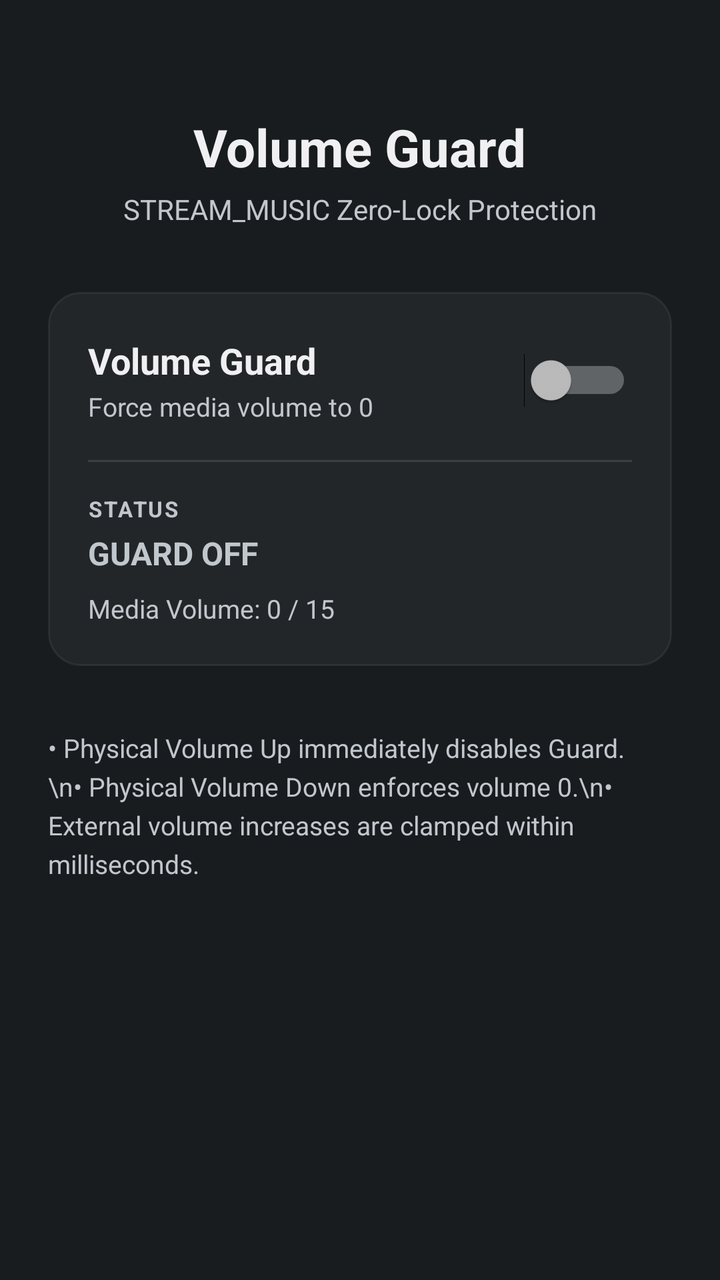
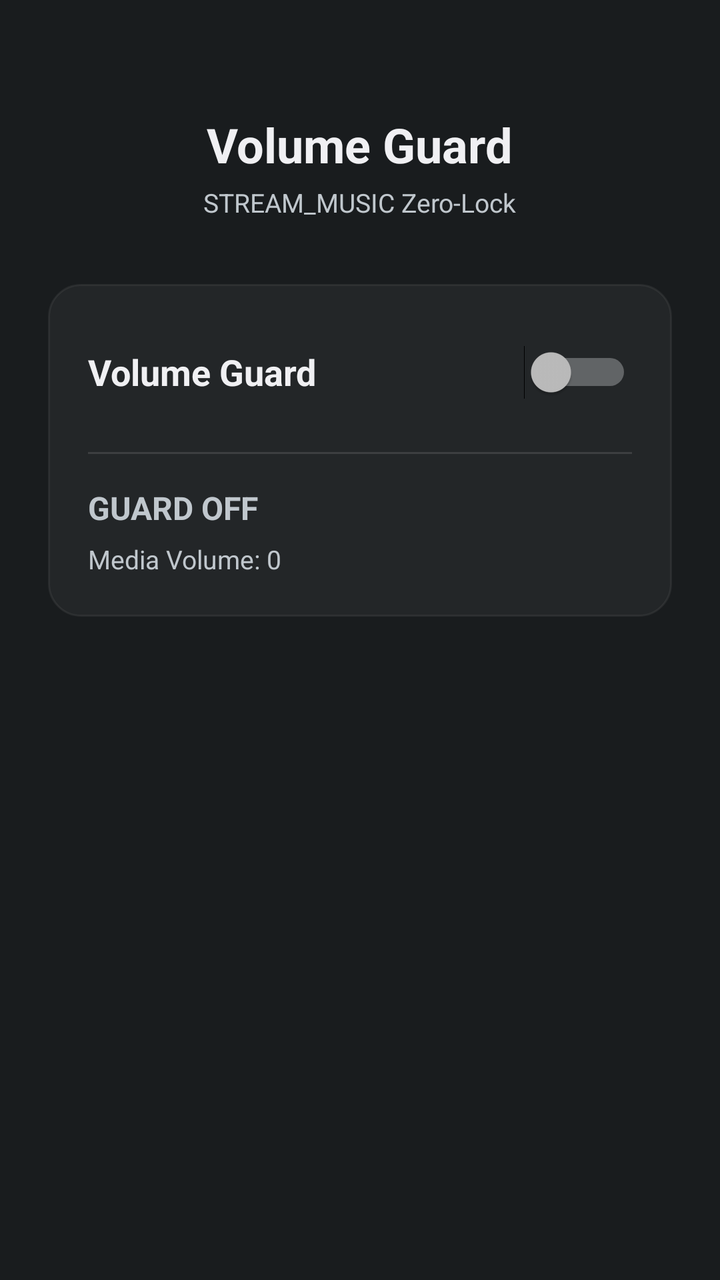

Compare the two renders of this Android layout. The source of the first and the diff that turns it into the second are given below.
<!-- AndroidManifest.xml: activity theme Theme.MyApplication -->
<!-- res/layout/activity_main.xml -->
<?xml version="1.0" encoding="utf-8"?>
<LinearLayout xmlns:android="http://schemas.android.com/apk/res/android"
    android:layout_width="match_parent"
    android:layout_height="match_parent"
    android:orientation="vertical"
    android:padding="24dp"
    android:gravity="top|center_horizontal"
    android:background="?android:attr/colorBackground">

    
    <TextView
        android:id="@+id/text_app_title"
        android:layout_width="wrap_content"
        android:layout_height="wrap_content"
        android:text="@string/app_name"
        android:textSize="26sp"
        android:textStyle="bold"
        android:textColor="?android:attr/textColorPrimary"
        android:layout_marginTop="32dp" />

    <TextView
        android:id="@+id/text_app_subtitle"
        android:layout_width="wrap_content"
        android:layout_height="wrap_content"
        android:text="STREAM_MUSIC Zero-Lock Protection"
        android:textSize="14sp"
        android:textColor="?android:attr/textColorSecondary"
        android:layout_marginTop="4dp"
        android:layout_marginBottom="32dp" />

    
    <LinearLayout
        android:layout_width="match_parent"
        android:layout_height="wrap_content"
        android:orientation="vertical"
        android:padding="20dp"
        android:background="@drawable/card_background"
        android:elevation="2dp"
        android:layout_marginBottom="24dp">

        <LinearLayout
            android:layout_width="match_parent"
            android:layout_height="wrap_content"
            android:orientation="horizontal"
            android:gravity="center_vertical">

            <LinearLayout
                android:layout_width="0dp"
                android:layout_height="wrap_content"
                android:layout_weight="1"
                android:orientation="vertical">

                <TextView
                    android:id="@+id/text_guard_switch_label"
                    android:layout_width="wrap_content"
                    android:layout_height="wrap_content"
                    android:text="Volume Guard"
                    android:textSize="18sp"
                    android:textStyle="bold"
                    android:textColor="?android:attr/textColorPrimary" />

                <TextView
                    android:id="@+id/text_guard_switch_desc"
                    android:layout_width="wrap_content"
                    android:layout_height="wrap_content"
                    android:text="Force media volume to 0"
                    android:textSize="13sp"
                    android:textColor="?android:attr/textColorSecondary"
                    android:layout_marginTop="2dp" />
            </LinearLayout>

            <Switch
                android:id="@+id/switch_guard"
                android:layout_width="wrap_content"
                android:layout_height="wrap_content"
                android:minHeight="48dp"
                android:contentDescription="Volume Guard Toggle" />
        </LinearLayout>

        <View
            android:layout_width="match_parent"
            android:layout_height="1dp"
            android:background="?android:attr/dividerHorizontal"
            android:layout_marginTop="16dp"
            android:layout_marginBottom="16dp" />

        
        <TextView
            android:id="@+id/text_status_label"
            android:layout_width="wrap_content"
            android:layout_height="wrap_content"
            android:text="STATUS"
            android:textSize="11sp"
            android:textStyle="bold"
            android:letterSpacing="0.08"
            android:textColor="?android:attr/textColorSecondary" />

        <TextView
            android:id="@+id/text_operational_status"
            android:layout_width="wrap_content"
            android:layout_height="wrap_content"
            android:text="GUARD OFF"
            android:textSize="16sp"
            android:textStyle="bold"
            android:textColor="?android:attr/textColorSecondary"
            android:layout_marginTop="4dp" />

        <TextView
            android:id="@+id/text_current_volume"
            android:layout_width="wrap_content"
            android:layout_height="wrap_content"
            android:text="Media Volume: 0 / 15"
            android:textSize="13sp"
            android:textColor="?android:attr/textColorSecondary"
            android:layout_marginTop="8dp" />
    </LinearLayout>

    
    <Button
        android:id="@+id/button_open_settings"
        android:layout_width="match_parent"
        android:layout_height="wrap_content"
        android:text="Enable Accessibility Service"
        android:textSize="15sp"
        android:minHeight="48dp"
        android:visibility="gone"
        android:layout_marginBottom="16dp" />

    <TextView
        android:id="@+id/text_hint"
        android:layout_width="match_parent"
        android:layout_height="wrap_content"
        android:text="• Physical Volume Up immediately disables Guard.\n• Physical Volume Down enforces volume 0.\n• External volume increases are clamped within milliseconds."
        android:textSize="13sp"
        android:textColor="?android:attr/textColorSecondary"
        android:lineSpacingExtra="4dp"
        android:layout_marginTop="8dp" />

</LinearLayout>
<!-- resources referenced by this layout -->
<resources>
  <!-- drawable card_background (drawable) -->
  <?xml version="1.0" encoding="utf-8"?>
  <shape xmlns:android="http://schemas.android.com/apk/res/android"
      android:shape="rectangle">
      <corners android:radius="16dp" />
      <solid android:color="#1A808080" />
      <stroke android:width="1dp" android:color="#26808080" />
  </shape>
  <string name="app_name">Volume Guard</string>
  <style name="Theme.MyApplication" parent="android:Theme.DeviceDefault.NoActionBar" />
</resources>

<!-- the commit's change to res/layout/activity_main.xml (unified diff, before → after) -->
@@ -7,13 +7,12 @@
     android:gravity="top|center_horizontal"
     android:background="?android:attr/colorBackground">
 
-    
     <TextView
         android:id="@+id/text_app_title"
         android:layout_width="wrap_content"
         android:layout_height="wrap_content"
         android:text="@string/app_name"
-        android:textSize="26sp"
+        android:textSize="24sp"
         android:textStyle="bold"
         android:textColor="?android:attr/textColorPrimary"
         android:layout_marginTop="32dp" />
@@ -22,13 +21,12 @@
         android:id="@+id/text_app_subtitle"
         android:layout_width="wrap_content"
         android:layout_height="wrap_content"
-        android:text="STREAM_MUSIC Zero-Lock Protection"
-        android:textSize="14sp"
+        android:text="STREAM_MUSIC Zero-Lock"
+        android:textSize="13sp"
         android:textColor="?android:attr/textColorSecondary"
         android:layout_marginTop="4dp"
         android:layout_marginBottom="32dp" />
 
-    
     <LinearLayout
         android:layout_width="match_parent"
         android:layout_height="wrap_content"
@@ -44,30 +42,14 @@
             android:orientation="horizontal"
             android:gravity="center_vertical">
 
-            <LinearLayout
+            <TextView
                 android:layout_width="0dp"
                 android:layout_height="wrap_content"
                 android:layout_weight="1"
-                android:orientation="vertical">
-
-                <TextView
-                    android:id="@+id/text_guard_switch_label"
-                    android:layout_width="wrap_content"
-                    android:layout_height="wrap_content"
-                    android:text="Volume Guard"
-                    android:textSize="18sp"
-                    android:textStyle="bold"
-                    android:textColor="?android:attr/textColorPrimary" />
-
-                <TextView
-                    android:id="@+id/text_guard_switch_desc"
-                    android:layout_width="wrap_content"
-                    android:layout_height="wrap_content"
-                    android:text="Force media volume to 0"
-                    android:textSize="13sp"
-                    android:textColor="?android:attr/textColorSecondary"
-                    android:layout_marginTop="2dp" />
-            </LinearLayout>
+                android:text="Volume Guard"
+                android:textSize="18sp"
+                android:textStyle="bold"
+                android:textColor="?android:attr/textColorPrimary" />
 
             <Switch
                 android:id="@+id/switch_guard"
@@ -84,17 +66,6 @@
             android:layout_marginTop="16dp"
             android:layout_marginBottom="16dp" />
 
-        
-        <TextView
-            android:id="@+id/text_status_label"
-            android:layout_width="wrap_content"
-            android:layout_height="wrap_content"
-            android:text="STATUS"
-            android:textSize="11sp"
-            android:textStyle="bold"
-            android:letterSpacing="0.08"
-            android:textColor="?android:attr/textColorSecondary" />
-
         <TextView
             android:id="@+id/text_operational_status"
             android:layout_width="wrap_content"
@@ -102,20 +73,18 @@
             android:text="GUARD OFF"
             android:textSize="16sp"
             android:textStyle="bold"
-            android:textColor="?android:attr/textColorSecondary"
-            android:layout_marginTop="4dp" />
+            android:textColor="?android:attr/textColorSecondary" />
 
         <TextView
             android:id="@+id/text_current_volume"
             android:layout_width="wrap_content"
             android:layout_height="wrap_content"
-            android:text="Media Volume: 0 / 15"
+            android:text="Media Volume: 0"
             android:textSize="13sp"
             android:textColor="?android:attr/textColorSecondary"
-            android:layout_marginTop="8dp" />
+            android:layout_marginTop="6dp" />
     </LinearLayout>
 
-    
     <Button
         android:id="@+id/button_open_settings"
         android:layout_width="match_parent"
@@ -123,17 +92,6 @@
         android:text="Enable Accessibility Service"
         android:textSize="15sp"
         android:minHeight="48dp"
-        android:visibility="gone"
-        android:layout_marginBottom="16dp" />
-
-    <TextView
-        android:id="@+id/text_hint"
-        android:layout_width="match_parent"
-        android:layout_height="wrap_content"
-        android:text="• Physical Volume Up immediately disables Guard.\n• Physical Volume Down enforces volume 0.\n• External volume increases are clamped within milliseconds."
-        android:textSize="13sp"
-        android:textColor="?android:attr/textColorSecondary"
-        android:lineSpacingExtra="4dp"
-        android:layout_marginTop="8dp" />
+        android:visibility="gone" />
 
 </LinearLayout>
